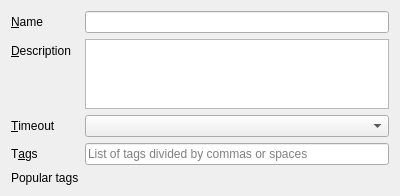
networkoptix/nx_open, file client/src/ui/widgets/bookmark_widget.ui: the form before one commit.
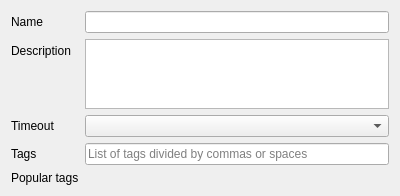
The form after the commit.

```diff
--- a/client/src/ui/widgets/bookmark_widget.ui
+++ b/client/src/ui/widgets/bookmark_widget.ui
@@ -17,7 +17,7 @@
    <item row="0" column="0">
     <widget class="QLabel" name="nameLabel">
      <property name="text">
-      <string>&amp;Name</string>
+      <string>Name</string>
      </property>
      <property name="buddy">
       <cstring>nameLineEdit</cstring>
@@ -30,7 +30,7 @@
    <item row="3" column="0">
     <widget class="QLabel" name="timeoutLabel">
      <property name="text">
-      <string>&amp;Timeout</string>
+      <string>Timeout</string>
      </property>
      <property name="buddy">
       <cstring>timeoutComboBox</cstring>
@@ -43,7 +43,7 @@
    <item row="4" column="0">
     <widget class="QLabel" name="tagsLabel">
      <property name="text">
-      <string>T&amp;ags</string>
+      <string>Tags</string>
      </property>
      <property name="buddy">
       <cstring>tagsLineEdit</cstring>
@@ -53,7 +53,7 @@
    <item row="1" column="0">
     <widget class="QLabel" name="descriptionLabel">
      <property name="text">
-      <string>&amp;Description</string>
+      <string>Description</string>
      </property>
      <property name="buddy">
       <cstring>descriptionTextEdit</cstring>
```
